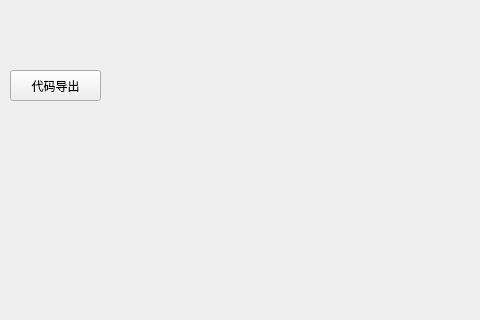
This is src/mainwindow.ui in zzlhr/QDevTool as Qt 5 draws it before an edit; both pictures show x 0 to 480 and y 0 to 320 of the 768 by 455 pixel window. The edited form follows.
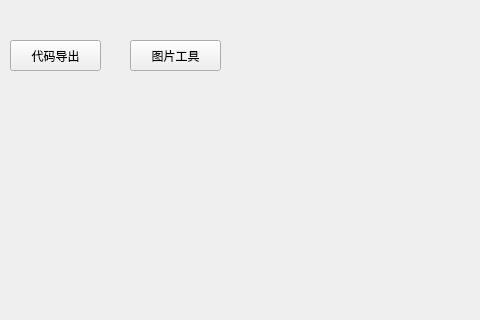
This is the edited form.

Commit message: 图片功能

```diff
--- a/src/mainwindow.ui
+++ b/src/mainwindow.ui
@@ -18,7 +18,7 @@
     <property name="geometry">
      <rect>
       <x>10</x>
-      <y>70</y>
+      <y>40</y>
       <width>91</width>
       <height>31</height>
      </rect>
@@ -50,6 +50,19 @@
      <string>选择皮肤</string>
     </property>
    </widget>
+   <widget class="QPushButton" name="ImageToolButton">
+    <property name="geometry">
+     <rect>
+      <x>130</x>
+      <y>40</y>
+      <width>91</width>
+      <height>31</height>
+     </rect>
+    </property>
+    <property name="text">
+     <string>图片工具</string>
+    </property>
+   </widget>
   </widget>
   <widget class="QMenuBar" name="menubar">
    <property name="geometry">
```
The commit also changes 6 other files.
